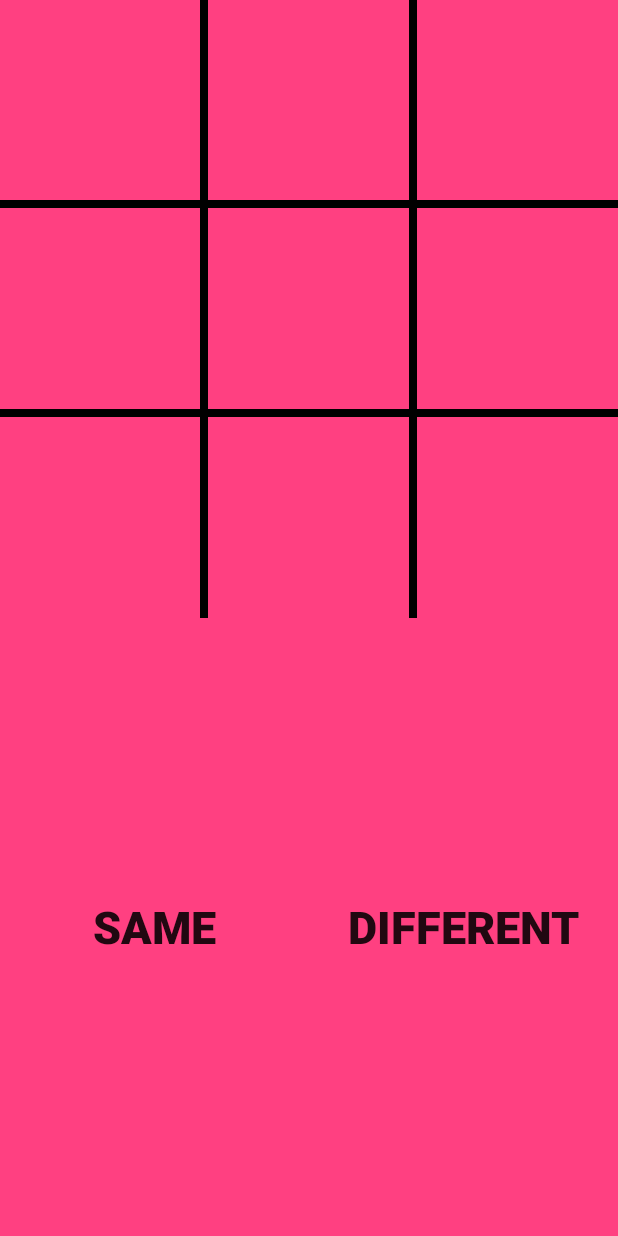
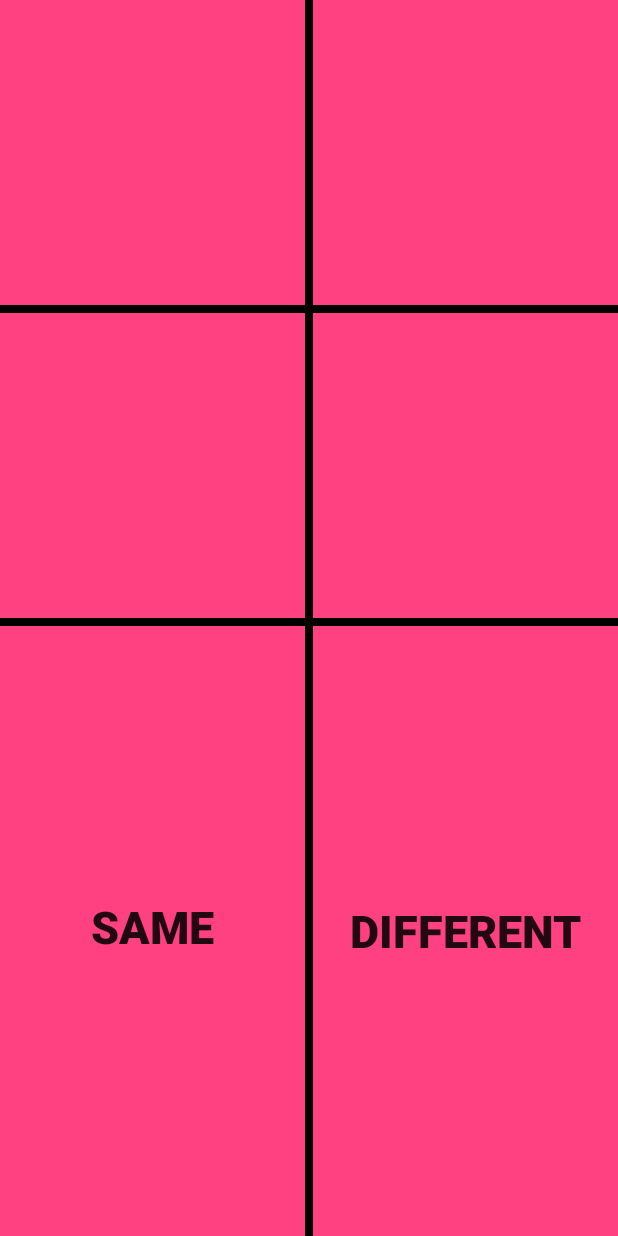
Before and after one commit to fruitbraker/RedbirdHacks2016, an Android app: the layout activity_exam_two.xml on its own in the app's theme, with its tools: preview values and no code run, on a phone screen of 412 x 824 dp. Run offline under Robolectric (Android 15) with nearby library versions, the phone set to English and light mode, and no system bars.

Commit message:
Game is now a 2x2 board.

```diff
--- a/app/src/main/java/com/ercpng/redbirdhacks2016/activities/ExamActivityTwo.java
+++ b/app/src/main/java/com/ercpng/redbirdhacks2016/activities/ExamActivityTwo.java
@@ -1,5 +1,17 @@
 package com.ercpng.redbirdhacks2016.activities;
 
-public class ExamActivityTwo {
+import android.os.Bundle;
+import android.support.v7.app.AppCompatActivity;
 
+import com.ercpng.redbirdhacks2016.R;
+
+public class ExamActivityTwo extends AppCompatActivity {
+
+
+
+    @Override
+    protected void onCreate(Bundle savedInstanceState) {
+        super.onCreate(savedInstanceState);
+        setContentView(R.layout.activity_exam_two);
+    }
 }
--- a/app/src/main/res/layout/activity_exam_two.xml
+++ b/app/src/main/res/layout/activity_exam_two.xml
@@ -11,7 +11,7 @@
         android:layout_gravity="center"
         android:orientation="horizontal">
 
-        <include layout="@layout/three_by_three" />
+        <include layout="@layout/two_by_two" />
 
     </LinearLayout>
     <LinearLayout
@@ -31,6 +31,11 @@
                 android:layout_width="match_parent"
                 android:layout_height="match_parent">
 
+                <View
+                    android:layout_width="match_parent"
+                    android:layout_height="5dp"
+                    android:background="#000000" >
+                </View>
                 <Button
                     android:layout_width="match_parent"
                     android:layout_height="match_parent"
@@ -44,9 +49,11 @@
 
             </RelativeLayout>
 
-
-
         </LinearLayout>
+        <View
+            android:layout_width="5dp"
+            android:layout_height="match_parent"
+            android:background="#000000" />
         <LinearLayout
             android:layout_height="match_parent"
             android:layout_width="0dp"
@@ -56,17 +63,22 @@
             <RelativeLayout
                 android:layout_width="match_parent"
                 android:layout_height="match_parent">
-
+                <View
+                    android:layout_width="match_parent"
+                    android:layout_height="5dp"
+                    android:background="#000000"
+                    android:id="@+id/view">
+                </View>
                 <Button
                     android:layout_width="match_parent"
                     android:layout_height="match_parent"
-                    android:layout_centerVertical="true"
-                    android:layout_alignParentStart="true"
                     android:background="@android:color/transparent"
                     android:id="@+id/threeDifferent"
                     android:text="Different"
                     android:textSize="30sp"
-                    android:textStyle="bold"/>
+                    android:textStyle="bold"
+                    android:layout_below="@+id/view"
+                    android:layout_alignParentStart="true" />
 
             </RelativeLayout>
 
--- a/app/src/main/res/layout/three_by_three.xml
+++ /dev/null
@@ -1,129 +0,0 @@
-<LinearLayout xmlns:android="http://schemas.android.com/apk/res/android"
-    android:layout_width="match_parent"
-    android:layout_height="match_parent"
-    android:orientation="vertical">
-    <LinearLayout
-        android:layout_height="0dp"
-        android:layout_width="match_parent"
-        android:layout_weight="1"
-        android:orientation="horizontal">
-        <Button
-            android:layout_height="match_parent"
-            android:layout_width="0dp"
-            android:layout_weight="1"
-            android:textStyle="bold"
-            android:textSize="45sp"
-            android:id="@+id/one"
-            android:background="@android:color/transparent"/>
-        <View
-            android:layout_width="5dp"
-            android:layout_height="match_parent"
-            android:background="#000000" />
-        <Button
-            android:layout_height="match_parent"
-            android:layout_width="0dp"
-            android:layout_weight="1"
-            android:id="@+id/two"
-            android:textStyle="bold"
-            android:textSize="45sp"
-            android:background="@android:color/transparent"/>
-        <View
-            android:layout_width="5dp"
-            android:layout_height="match_parent"
-            android:background="#000000" />
-        <Button
-            android:layout_height="match_parent"
-            android:layout_width="0dp"
-            android:layout_weight="1"
-            android:id="@+id/three"
-            android:textStyle="bold"
-            android:textSize="45sp"
-            android:background="@android:color/transparent"/>
-    </LinearLayout>
-    <View
-        android:layout_width="match_parent"
-        android:layout_height="5dp"
-        android:background="#000000" >
-    </View>
-    <LinearLayout
-        android:layout_height="0dp"
-        android:layout_width="match_parent"
-        android:layout_weight="1"
-        android:orientation="horizontal">
-        <Button
-            android:layout_height="match_parent"
-            android:layout_width="0dp"
-            android:layout_weight="1"
-            android:textStyle="bold"
-            android:id="@+id/four"
-            android:textSize="40sp"
-            android:background="@android:color/transparent"/>
-        <View
-            android:layout_width="5dp"
-            android:layout_height="match_parent"
-            android:background="#000000" />
-        <Button
-            android:layout_height="match_parent"
-            android:layout_width="0dp"
-            android:layout_weight="1"
-            android:id="@+id/five"
-            android:textStyle="bold"
-            android:textSize="45sp"
-            android:background="@android:color/transparent"/>
-        <View
-            android:layout_width="5dp"
-            android:layout_height="match_parent"
-            android:background="#000000" />
-        <Button
-            android:layout_height="match_parent"
-            android:layout_width="0dp"
-            android:layout_weight="1"
-            android:id="@+id/six"
-            android:textStyle="bold"
-            android:textSize="45sp"
-            android:background="@android:color/transparent"/>
-    </LinearLayout>
-    <View
-        android:layout_width="match_parent"
-        android:layout_height="5dp"
-        android:background="#000000" >
-    </View>
-    <LinearLayout
-        android:layout_height="0dp"
-        android:layout_width="match_parent"
-        android:layout_weight="1"
-        android:orientation="horizontal">
-        <Button
-            android:layout_height="match_parent"
-            android:layout_width="0dp"
-            android:layout_weight="1"
-            android:id="@+id/seven"
-            android:textStyle="bold"
-            android:textSize="45sp"
-            android:background="@android:color/transparent"/>
-        <View
-            android:layout_width="5dp"
-            android:layout_height="match_parent"
-            android:background="#000000" />
-        <Button
-            android:layout_height="match_parent"
-            android:layout_width="0dp"
-            android:layout_weight="1"
-            android:id="@+id/eight"
-            android:textStyle="bold"
-            android:textSize="45sp"
-            android:background="@android:color/transparent"/>
-        <View
-            android:layout_width="5dp"
-            android:layout_height="match_parent"
-            android:background="#000000" />
-        <Button
-            android:layout_height="match_parent"
-            android:layout_width="0dp"
-            android:layout_weight="1"
-            android:id="@+id/nine"
-            android:textStyle="bold"
-            android:textSize="45sp"
-            android:background="@android:color/transparent"/>
-    </LinearLayout>
-</LinearLayout>
--- /dev/null
+++ b/app/src/main/res/layout/two_by_two.xml
@@ -0,0 +1,57 @@
+<LinearLayout xmlns:android="http://schemas.android.com/apk/res/android"
+    android:layout_width="match_parent"
+    android:layout_height="match_parent"
+    android:orientation="vertical">
+    <LinearLayout
+        android:layout_height="0dp"
+        android:layout_width="match_parent"
+        android:layout_weight="1"
+        android:orientation="horizontal">
+        <LinearLayout
+            android:orientation="horizontal"
+            android:layout_height="match_parent"
+            android:layout_width="0dp"
+            android:layout_weight="1"
+            android:id="@+id/one"
+            android:background="@android:color/transparent"/>
+        <View
+            android:layout_width="5dp"
+            android:layout_height="match_parent"
+            android:background="#000000" />
+        <LinearLayout
+            android:orientation="horizontal"
+            android:layout_height="match_parent"
+            android:layout_width="0dp"
+            android:layout_weight="1"
+            android:id="@+id/two"
+            android:background="@android:color/transparent"/>
+    </LinearLayout>
+    <View
+        android:layout_width="match_parent"
+        android:layout_height="5dp"
+        android:background="#000000" >
+    </View>
+    <LinearLayout
+        android:orientation="horizontal"
+        android:layout_height="0dp"
+        android:layout_width="match_parent"
+        android:layout_weight="1">
+        <Button
+            android:layout_height="match_parent"
+            android:layout_width="0dp"
+            android:layout_weight="1"
+            android:id="@+id/three"
+            android:background="@android:color/transparent"/>
+        <View
+            android:layout_width="5dp"
+            android:layout_height="match_parent"
+            android:background="#000000" />
+        <LinearLayout
+            android:orientation="horizontal"
+            android:layout_height="match_parent"
+            android:layout_width="0dp"
+            android:layout_weight="1"
+            android:id="@+id/four"
+            android:background="@android:color/transparent"/>
+    </LinearLayout>
+</LinearLayout>
```
